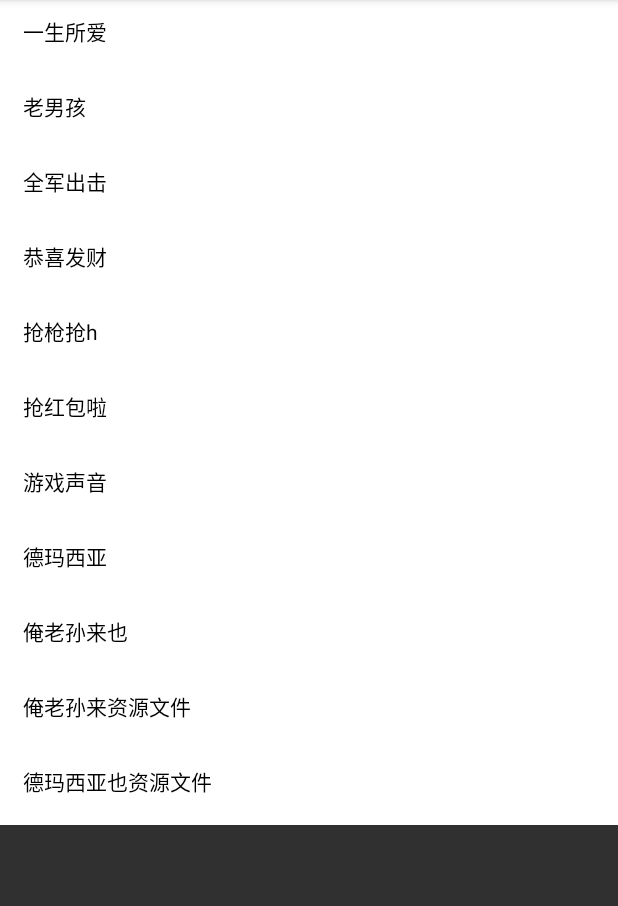
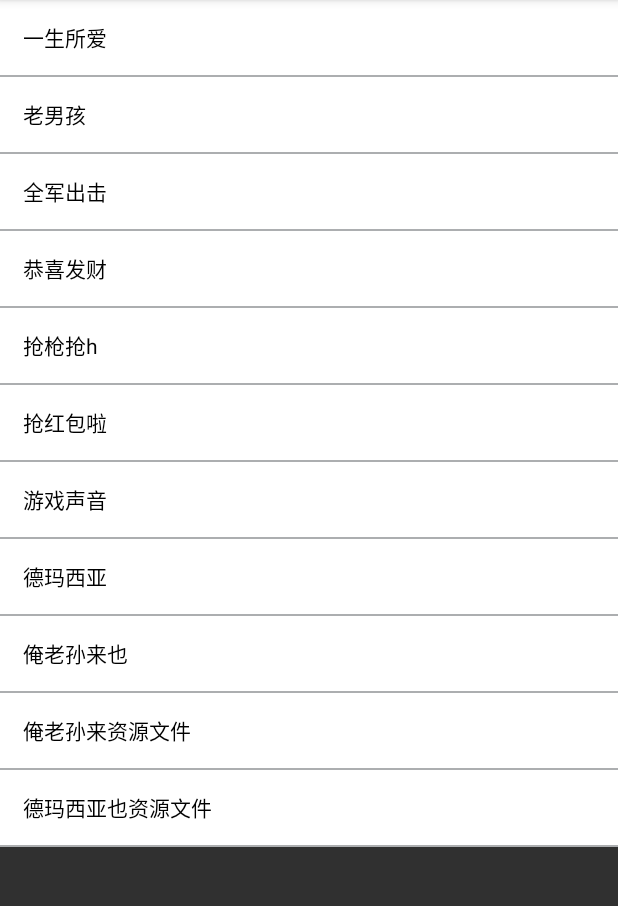
Before and after one commit to lozn00/musicplayer, an Android app: the MusicListActivity screen opened directly, with no data from a screen before it, on a phone screen of 412 x 824 dp, the part 84-990 px from its top. Run offline under Robolectric (Android 15) with nearby library versions, the phone set to English and light mode, and no system bars; libraries missing offline, so code that uses them is left out: com.danikula.videocache.

Commit message:
更新竖屏

```diff
--- a/app/src/main/res/layout/view_item_text.xml
+++ b/app/src/main/res/layout/view_item_text.xml
@@ -5,17 +5,18 @@
     android:background="@android:color/white"
     android:gravity="center_vertical"
     android:orientation="vertical"
-    android:paddingBottom="10dp"
-    android:paddingLeft="15dp"
-    android:paddingRight="15dp"
-    android:paddingTop="10dp"
     android:text="默认"
     android:textColor="@android:color/black">
     >
 
     <LinearLayout xmlns:android="http://schemas.android.com/apk/res/android"
         android:layout_width="match_parent"
-        android:layout_height="wrap_content">
+        android:layout_height="wrap_content"
+        android:paddingBottom="10dp"
+        android:paddingLeft="15dp"
+        android:gravity="center_vertical"
+        android:paddingRight="15dp"
+        android:paddingTop="10dp">
         >
 
         <TextView xmlns:android="http://schemas.android.com/apk/res/android"
@@ -39,4 +40,9 @@
             android:src="@drawable/pageplaying_img_radio_sound" />
 
     </LinearLayout>
+
+    <View
+        android:layout_width="match_parent"
+        android:layout_height="1dp"
+        android:background="@color/colorThemeGray" />
 </LinearLayout>
```
Also changed, not shown: app/src/main/AndroidManifest.xml (+6 -3 lines).
